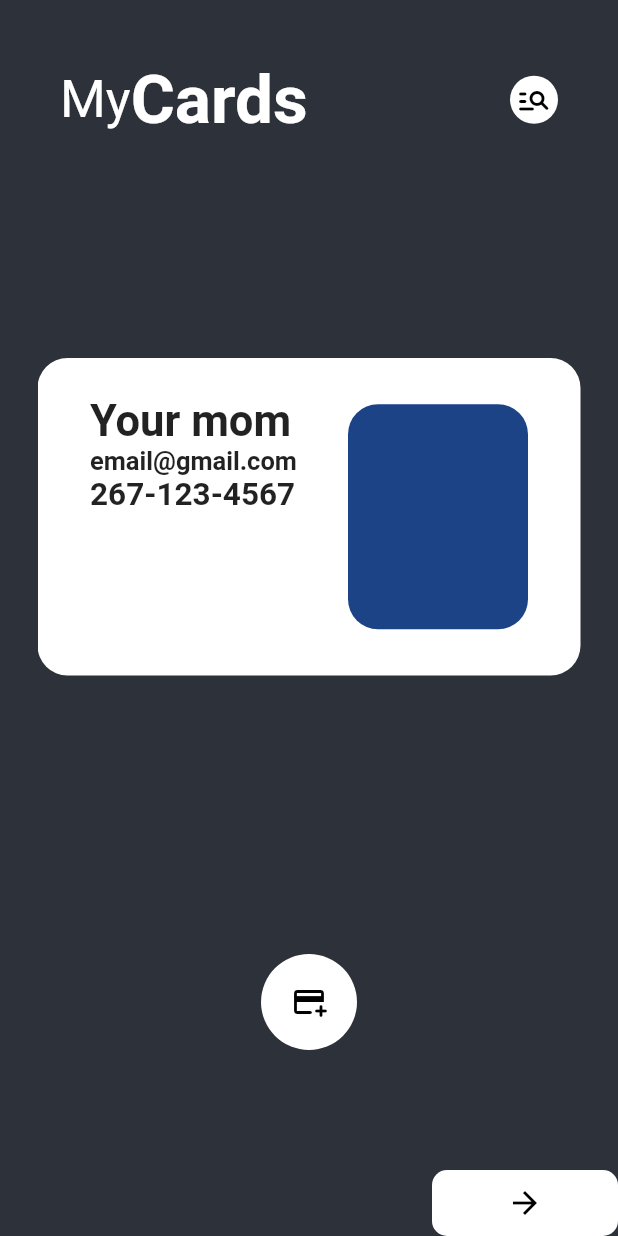
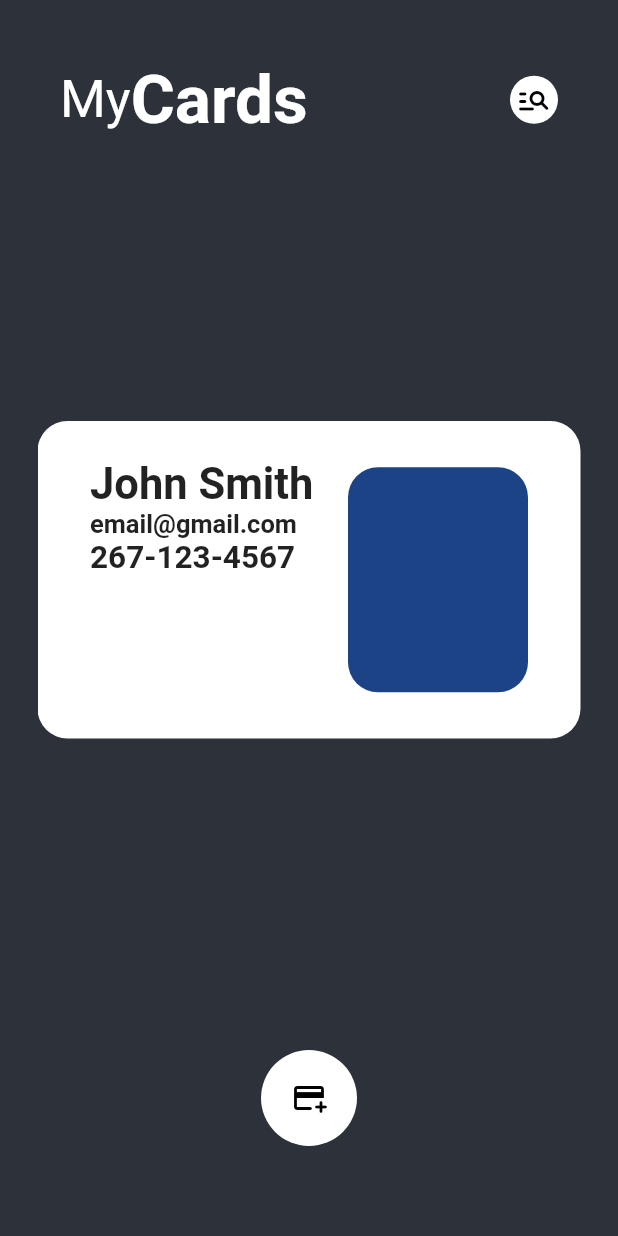
Before and after one commit to FroggoLight/WeCard-CI103-Course-Project, a Flutter app: the screen it shows after launch, after a tap on the "add card" icon, on a phone screen of 412 x 824 dp. Run offline on Flutter 3.47's test engine with Material 2 defaults, Android fonts, the light colour scheme and no system bars.

Commit message:
Revert "added buttons to go to new page and text box"
This reverts commit 381eeb3286746799ff68836c71866793d9dd2897

```diff
--- a/carde/lib/Elements/addButtonElement.dart
+++ b/carde/lib/Elements/addButtonElement.dart
@@ -8,9 +8,9 @@ class AddButton extends StatelessWidget {
   @override
   Widget build(BuildContext context) {
     return Padding(
-            padding: EdgeInsets.all(80.0),
+            padding: EdgeInsets.all(60.0),
             child: Row(
-              mainAxisAlignment: MainAxisAlignment.spaceAround,
+              mainAxisAlignment: MainAxisAlignment.center,
               children: [
                 Container(
                   padding: EdgeInsets.all(20),
@@ -28,59 +28,3 @@ class AddButton extends StatelessWidget {
           );
   }
 }
-
-class NextPage extends StatelessWidget {
-  const NextPage({super.key});
-
-  @override
-  Widget build(BuildContext context) {
-    return Padding(
-            padding: EdgeInsets.all(0.0),
-            child: Row(
-              mainAxisAlignment: MainAxisAlignment.end,
-              children: [
-                Container(
-                  padding: EdgeInsets.symmetric(horizontal: 50.0, vertical: 10.0),
-                  decoration: BoxDecoration(
-                    color: Colors.white,
-                    shape: BoxShape.rectangle,
-                    borderRadius: BorderRadius.circular(10.0)
-                  ),
-                  child: Icon(
-                    Icons.arrow_forward,
-                    color: Colors.black,
-                  ),
-                ),
-              ],
-            ),
-          );
-  }
-}
-
-class BackPage extends StatelessWidget {
-  const BackPage({super.key});
-
-  @override
-  Widget build(BuildContext context) {
-    return Padding(
-            padding: EdgeInsets.all(0.0),
-            child: Row(
-              mainAxisAlignment: MainAxisAlignment.start,
-              children: [
-                Container(
-                  padding: EdgeInsets.symmetric(horizontal: 50.0, vertical: 10.0),
-                  decoration: BoxDecoration(
-                    color: Colors.white,
-                    shape: BoxShape.rectangle,
-                    borderRadius: BorderRadius.circular(10.0)
-                  ),
-                  child: Icon(
-                    Icons.arrow_back,
-                    color: Colors.black,
-                  ),
-                ),
-              ],
-            ),
-          );
-  }
-}
--- a/carde/lib/Elements/cardElement.dart
+++ b/carde/lib/Elements/cardElement.dart
@@ -22,7 +22,7 @@ class TheCard extends StatelessWidget {
               Column(
                 crossAxisAlignment: CrossAxisAlignment.start,
                 children: [
-                  Text("Your mom",
+                  Text("John Smith",
                       style:
                           TextStyle(fontSize: 29, fontWeight: FontWeight.bold)),
                   Text("email@gmail.com",
```
Also changed, not shown: carde/lib/Elements/pageElement.dart (deleted, +0 -52 lines), carde/lib/Pages/homePage.dart (+2 -60 lines).
